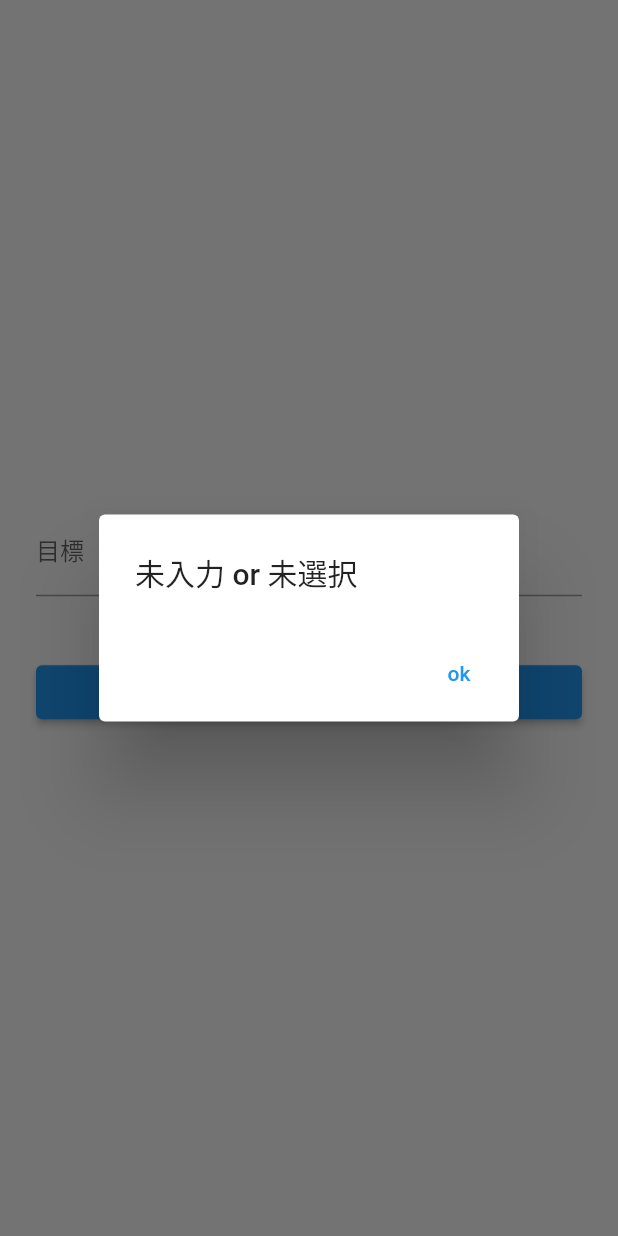
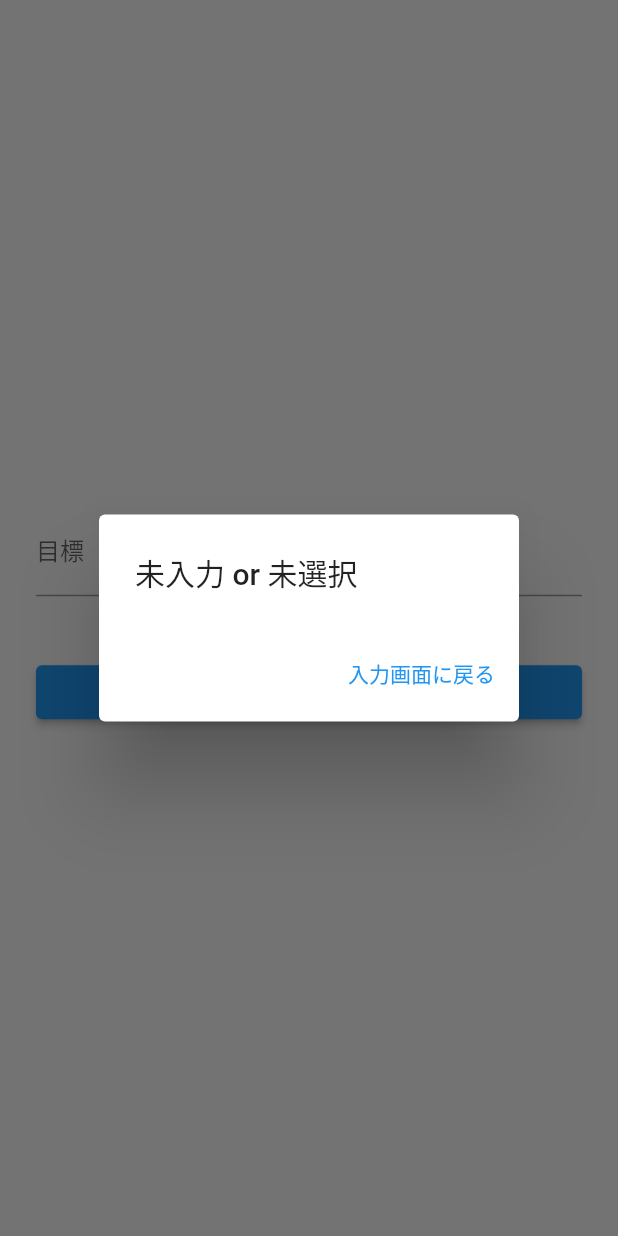
Before and after one commit to matttake/Habitual_Records, a Flutter app: the TargetBody screen opened directly, after a tap on "登録する", on a phone screen of 412 x 824 dp. Run offline on Flutter 3.47's test engine with Material 2 defaults, Android fonts, the phone set to English and light mode, and no system bars; drawn by our look-alikes of dropdown_button2; our stand-ins replace cloud_firestore, firebase_auth, firebase_core, fl_chart, flutter_riverpod; accounts and stored records are empty; network calls fail.

Commit message:
Correction of screen transition method to each Page (control of back operation)

```diff
--- a/lib/login/login_model.dart
+++ b/lib/login/login_model.dart
@@ -36,7 +36,7 @@ Future login(String email, String password) async {
 }
 
 // ダイアログ
-Future dialog(context, message, page) {
+Future dialog(context, message) {
   return showDialog(
     barrierDismissible: false,
     context: context,
@@ -47,23 +47,10 @@ Future dialog(context, message, page) {
         child: AlertDialog(
           title: Text(message),
           actions: <Widget>[
-            // 登録成功時 => 画面遷移
-            if (page != null)
-              TextButton(
-                child: const Text("ok"),
-                onPressed: () => Navigator.of(context)
-                    .pushReplacement(MaterialPageRoute(builder: (context) {
-                  return page;
-                })),
-              ),
-
-            // 登録失敗時 => 入力画面に戻る
-            if (page == null)
-              TextButton(
-                child: const Text("ok"),
-                onPressed: () =>
-                    Navigator.of(context, rootNavigator: true).pop(),
-              ),
+            TextButton(
+              child: const Text("入力画面に戻る"),
+              onPressed: () => Navigator.of(context).pop(),
+            ),
           ],
         ),
       );
--- a/lib/main.dart
+++ b/lib/main.dart
@@ -26,7 +26,7 @@
     return MaterialApp(
       title: "Flutter App",
       home: (() {
-        // まだAuthを実装していない
+        // ログイン状態の有無で遷移先を決定
         if (FirebaseAuth.instance.currentUser != null) {
           return const Home();
         } else {
--- a/lib/target/target.dart
+++ b/lib/target/target.dart
@@ -57,10 +57,12 @@ class TargetBody extends StatelessWidget {
                       // 登録に成功した場合
                       if (resultMsg == successMessage) {
                         _targetProvider.resetStr();
-                        await dialog(context, resultMsg, const Home());
+                        await dialog(context, resultMsg);
+                        Navigator.of(context).pushReplacement(MaterialPageRoute(
+                            builder: (context) => const Home()));
                       } else {
                         // 登録に失敗した場合
-                        await dialog(context, resultMsg, _);
+                        await dialog(context, resultMsg);
                       }
                     },
                   ),
```
Also changed, not shown: lib/login/login.dart (+3 -5 lines), lib/login/new.dart (+6 -3 lines), lib/setup/setup.dart (+11 -11 lines).
